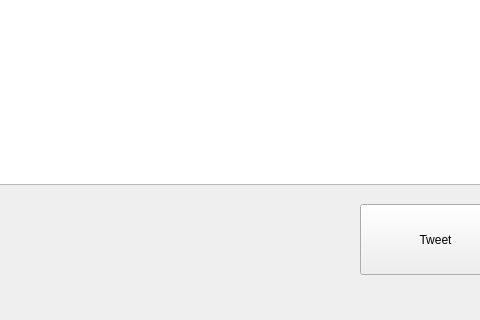
Above: X/personalaccount.ui from MohammadrezaAldaghi/X before the change; both pictures show x 520 to 1000 and y 336 to 656 of the 1349 by 656 pixel window. Below: the same form after it.
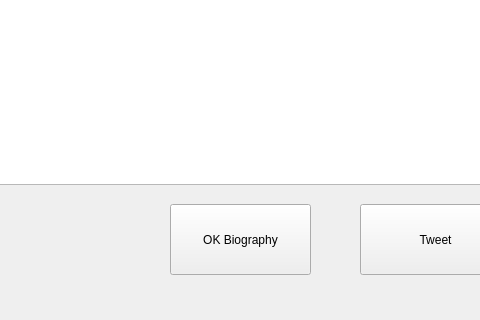
That is the form after the change.

The edit to the form file:
```diff
--- a/X/personalaccount.ui
+++ b/X/personalaccount.ui
@@ -128,6 +128,19 @@
     </rect>
    </property>
   </widget>
+  <widget class="QPushButton" name="BiogrphyButton">
+   <property name="geometry">
+    <rect>
+     <x>690</x>
+     <y>540</y>
+     <width>141</width>
+     <height>71</height>
+    </rect>
+   </property>
+   <property name="text">
+    <string>OK Biography</string>
+   </property>
+  </widget>
  </widget>
  <resources/>
  <connections/>
```
